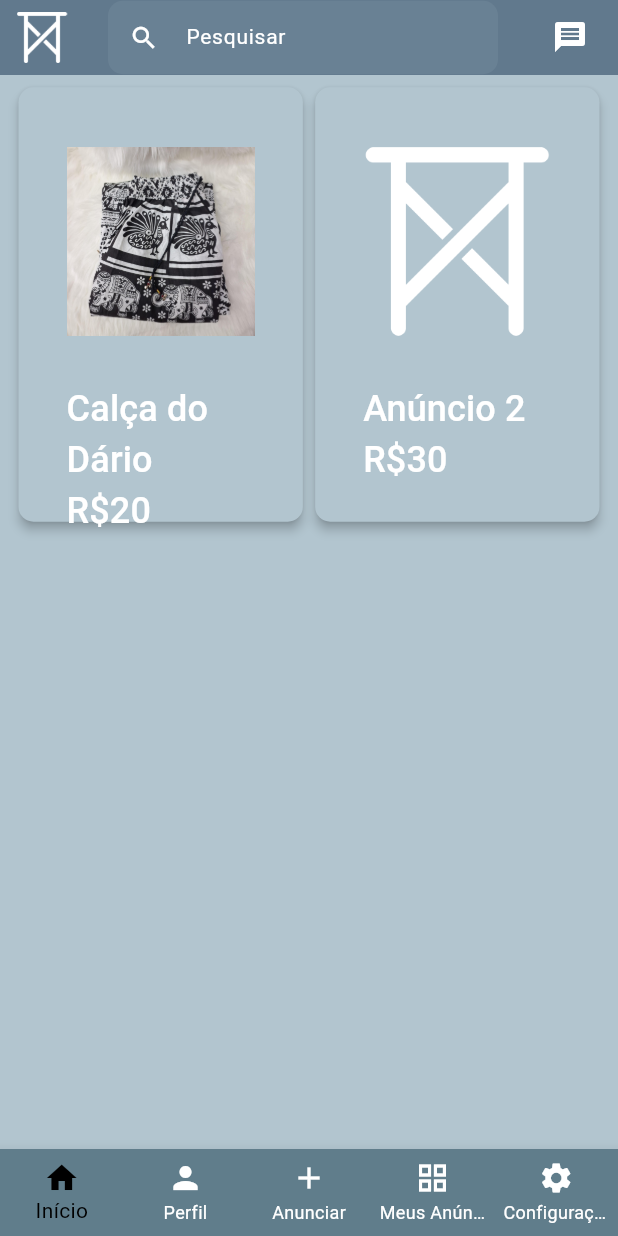
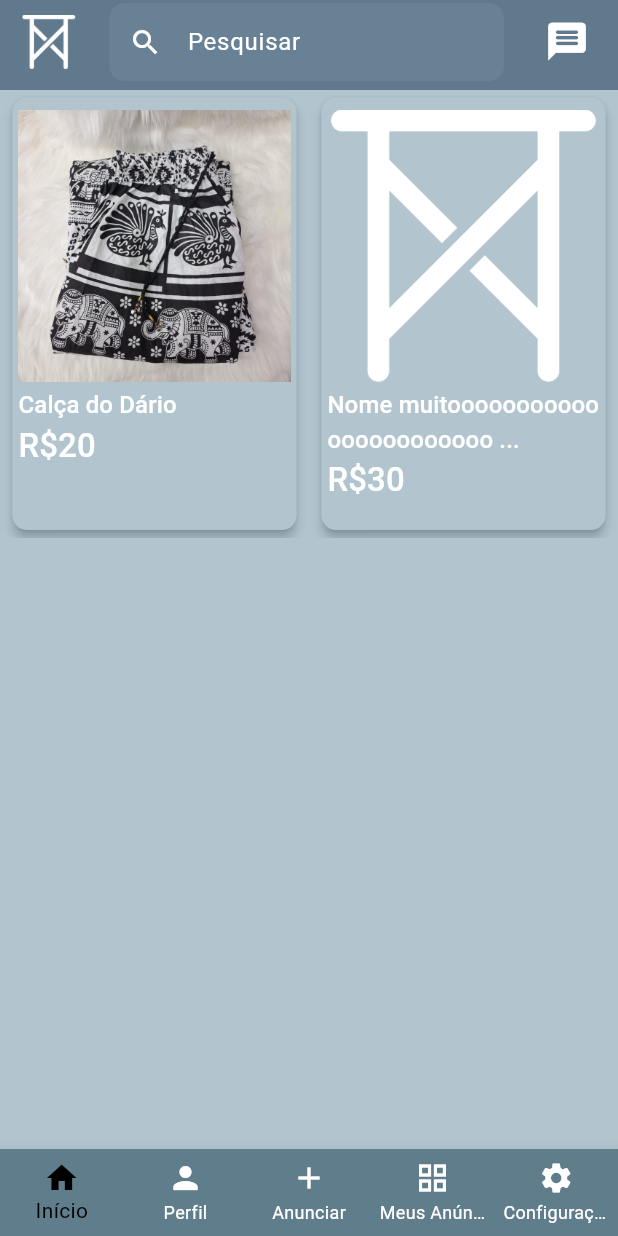
Before and after one commit to Trthomaz/sistema_de_anuncios, a Flutter app: the screen it shows after launch, after a tap on "Entrar", on a phone screen of 412 x 824 dp. Run offline on Flutter 3.47's test engine with Material 3 defaults, Android fonts, the phone set to English and light mode, and no system bars.

Commit message:
Ajustes pro celular

```diff
--- a/Front/lib/main.dart
+++ b/Front/lib/main.dart
@@ -1,5 +1,4 @@
 import 'package:flutter/material.dart';
-import 'package:sistema_de_anuncios/pages/navigation/navigation.dart';
 import 'package:sistema_de_anuncios/pages/login.dart';
 
 void main() {
@@ -7,10 +6,12 @@ void main() {
       title: "Andaime",
       debugShowCheckedModeBanner: false,
       theme: ThemeData(
-          primaryColorDark: Colors.black,
-          primaryColorLight: Colors.white,
-          scaffoldBackgroundColor: const Color.fromARGB(255, 178, 197, 207),
-          cardColor: const Color.fromARGB(255, 178, 197, 207),
-          highlightColor: Colors.blueGrey),
+        primaryColorDark: Colors.black,
+        primaryColorLight: Colors.white,
+        scaffoldBackgroundColor: const Color.fromARGB(255, 178, 197, 207),
+        cardColor: const Color.fromARGB(255, 178, 197, 207),
+        primaryColor: Colors.blueGrey,
+        highlightColor: const Color.fromARGB(255, 108, 126, 136),
+      ),
       home: Login()));
 }
--- a/Front/lib/pages/login.dart
+++ b/Front/lib/pages/login.dart
@@ -12,10 +12,14 @@ class Login extends StatefulWidget {
 class _LoginState extends State<Login> {
   @override
   Widget build(BuildContext context) {
-    return Scaffold(
-      body: Padding(
+    return Scaffold(body: LayoutBuilder(builder: (context, constraints) {
+      // Largura do card baseados nas dimensões da tela
+      double buttonWidth = constraints.maxWidth * 0.9;
+      double buttonHeigh = 200;
+
+      return Padding(
         padding:
-            const EdgeInsets.only(top: 150.0, left: 45, right: 45, bottom: 20),
+            const EdgeInsets.only(top: 150.0, left: 30, right: 30, bottom: 20),
         child: Center(
           child: Column(
             children: [
@@ -34,34 +38,33 @@ class _LoginState extends State<Login> {
                 ),
               ), */
               Padding(
+                // Email
                 padding: const EdgeInsets.only(top: 150.0, bottom: 8.0),
                 child: Container(
                   child: SizedBox(
-                    width: 700,
+                    width: buttonWidth,
                     child: TextField(
-                      autofocus: true,
+                      autofocus: false,
                       autocorrect: false,
+                      cursorColor: Theme.of(context).primaryColorLight,
                       style: TextStyle(
                         color: Theme.of(context).primaryColorLight,
-                        fontSize: 25,
+                        fontSize: 16,
                       ),
                       decoration: InputDecoration(
                         border: OutlineInputBorder(
+                          borderSide: BorderSide.none,
                           borderRadius: BorderRadius.circular(10),
                         ),
                         filled: true,
-                        fillColor: Theme.of(context).cardColor.withOpacity(0.1),
+                        fillColor:
+                            Theme.of(context).primaryColor.withOpacity(0.2),
                         contentPadding:
                             EdgeInsets.symmetric(vertical: 14, horizontal: 14),
                         hintText: "Email",
                         hintStyle: TextStyle(
                           color: Theme.of(context).primaryColorLight,
-                          fontSize: 25,
-                        ),
-                        icon: Icon(
-                          Icons.email,
-                          size: 20,
-                          color: Theme.of(context).primaryColorLight,
+                          fontSize: 16,
                         ),
                       ),
                     ),
@@ -69,35 +72,34 @@ class _LoginState extends State<Login> {
                 ),
               ),
               Padding(
+                // Senha
                 padding: const EdgeInsets.only(top: 8.0, bottom: 36.0),
                 child: Container(
                   child: SizedBox(
-                    width: 700,
+                    width: buttonWidth,
                     child: TextField(
-                      autofocus: true,
+                      autofocus: false,
                       autocorrect: false,
                       obscureText: true,
+                      cursorColor: Theme.of(context).primaryColorLight,
                       style: TextStyle(
-                        color: const Color.fromARGB(255, 128, 141, 148),
-                        fontSize: 25,
+                        color: Theme.of(context).primaryColorLight,
+                        fontSize: 16,
                       ),
                       decoration: InputDecoration(
                         border: OutlineInputBorder(
+                          borderSide: BorderSide.none,
                           borderRadius: BorderRadius.circular(10),
                         ),
                         filled: true,
-                        fillColor: Theme.of(context).cardColor.withOpacity(0.1),
+                        fillColor:
+                            Theme.of(context).primaryColor.withOpacity(0.2),
                         contentPadding:
                             EdgeInsets.symmetric(vertical: 14, horizontal: 14),
                         hintText: "Senha",
                         hintStyle: TextStyle(
                           color: Theme.of(context).primaryColorLight,
-                          fontSize: 25,
-                        ),
-                        icon: Icon(
-                          Icons.key,
-                          size: 20,
-                          color: Theme.of(context).primaryColorLight,
+                          fontSize: 16,
                         ),
                       ),
                     ),
@@ -105,22 +107,29 @@ class _LoginState extends State<Login> {
                 ),
               ),
               Padding(
+                // Botão
                 padding: const EdgeInsets.all(20.0),
                 child: SizedBox(
                   width: 200,
                   height: 60,
                   child: ElevatedButton(
                     onPressed: () {
+                      // TODO: Implementar a autenticação
                       Navigator.push(
                         context,
                         MaterialPageRoute(
                             builder: (context) => const Navigation()),
                       );
                     },
-                    style: ButtonStyle(),
+                    style: ButtonStyle(
+                      backgroundColor: MaterialStateProperty.all<Color>(
+                          Theme.of(context).primaryColor.withOpacity(1)),
+                    ),
                     child: Text(
                       "Entrar",
-                      style: TextStyle(fontSize: 20),
+                      style: TextStyle(
+                          fontSize: 20,
+                          color: Theme.of(context).primaryColorLight),
                     ),
                   ),
                 ),
@@ -135,9 +144,9 @@ class _LoginState extends State<Login> {
                       children: <Widget>[
                         Text(
                           "Em caso de dúvidas, entre em contato com o email:",
-                          style: TextStyle(fontSize: 15),
+                          style: TextStyle(fontSize: 12),
                         ),
-                        Text("sti@ic.uff.br", style: TextStyle(fontSize: 15)),
+                        Text("sti@ic.uff.br", style: TextStyle(fontSize: 12)),
                       ],
                     ), //Your widget here,
                   ),
@@ -146,7 +155,7 @@ class _LoginState extends State<Login> {
             ],
           ),
         ),
-      ),
-    );
+      );
+    }));
   }
 }
--- a/Front/lib/pages/navigation/home.dart
+++ b/Front/lib/pages/navigation/home.dart
@@ -21,33 +21,61 @@ class _HomeState extends State<Home> {
       "preço": 20,
       "imagem": 'assets/images/calca.jpeg'
     },
-    {"titulo": "Anúncio 2", "preço": 30, "imagem": 'assets/images/andaime.png'},
+    {
+      "titulo": "Nome muitooooooooooo oooooooooooo grandeeeeeeeeeee eeeeeee",
+      "preço": 30,
+      "imagem": 'assets/images/andaime.png'
+    },
+    {
+      "titulo": "Calça do Dário 2",
+      "preço": 20,
+      "imagem": 'assets/images/calca.jpeg'
+    },
+    {"titulo": "Anúncio 3", "preço": 30, "imagem": 'assets/images/andaime.png'},
   ];
+
+  String limitarTexto(String text) {
+    int maxLenght = 34;
+    if (text.length > maxLenght) {
+      return text.substring(0, maxLenght) + '...';
+    }
+    return text;
+  }
 
   @override
   Widget build(BuildContext context) {
+    double screenWidth = MediaQuery.of(context).size.width; // Largura da tela
+    double screenHeight = MediaQuery.of(context).size.height; // Altura da tela
+    // Largura do card baseados nas dimensões da tela
+    double cardWidth = screenWidth * 0.46;
+    double cardHeight = screenHeight * 0.35;
+    double cardSpacing = screenWidth * 0.02;
+    double imageSize = cardWidth;
     return Scaffold(
       appBar: PreferredSize(
         // Tamanho do AppBar
-        preferredSize: Size.fromHeight(50.0),
+        preferredSize: Size.fromHeight(60.0),
         child: AppBar(
-          backgroundColor: Theme.of(context).highlightColor,
+          backgroundColor: Theme.of(context).primaryColor,
           elevation: 3,
           leading: Padding(
             // Leading é o ícone à esquerda do AppBar
-            padding: const EdgeInsets.all(8.0),
+            padding:
+                const EdgeInsets.only(left: 10, top: 10, bottom: 10, right: 1),
             child: Image.asset(
               // Imagem do ícone do app
               'assets/images/andaime.png',
               fit: BoxFit.contain,
-              width: 20,
-              height: 20,
+              width: 0.5,
+              height: 0.5,
             ),
           ),
-          title: Container(
+          title: Padding(
+            padding: const EdgeInsets.all(1),
             child: TextField(
               onTap: () {
                 setState(() {
+                  // TODO: Mudar animação de transição
                   Navigator.push(
                     context,
                     MaterialPageRoute(builder: (context) => Pesquisa()),
@@ -58,7 +86,7 @@ class _HomeState extends State<Home> {
               autocorrect: false,
               style: TextStyle(
                 color: Theme.of(context).primaryColorLight,
-                fontSize: 14,
+                fontSize: 16,
               ),
               decoration: InputDecoration(
                 border: OutlineInputBorder(
@@ -69,14 +97,14 @@ class _HomeState extends State<Home> {
                 fillColor: Theme.of(context).cardColor.withOpacity(0.1),
                 prefixIcon: Icon(
                   Icons.search,
-                  size: 20,
+                  size: 22,
                   color: Theme.of(context).primaryColorLight,
                 ),
                 contentPadding: EdgeInsets.symmetric(vertical: 14),
                 hintText: "Pesquisar",
                 hintStyle: TextStyle(
                   color: Theme.of(context).primaryColorLight,
-                  fontSize: 14,
+                  fontSize: 16,
                 ),
               ),
             ),
@@ -84,12 +112,14 @@ class _HomeState extends State<Home> {
           actions: [
             // Actions é o ícone à direita do AppBar
             Padding(
-              padding: const EdgeInsets.all(8.0),
+              padding: const EdgeInsets.only(
+                  left: 1, top: 10, bottom: 10, right: 10),
               child: IconButton(
                 padding: EdgeInsets.only(bottom: 1),
                 icon: Icon(
-                  Icons.message,
+                  Icons.message_rounded,
                   color: Theme.of(context).primaryColorLight,
+                  size: 30,
                 ),
                 onPressed: () {
                   // TODO: Implementar pra abrir a tela de mensagens
@@ -101,34 +131,23 @@ class _HomeState extends State<Home> {
         ),
       ),
       body: Center(
-        child: LayoutBuilder(builder: (context, constraints) {
-          // Largura do card baseados nas dimensões da tela
-          double cardWidth = constraints.maxWidth * 0.46;
-          double cardHeight = cardWidth + 100;
-          double cardSpacing = constraints.maxWidth * 0.02;
-          double imageSize = cardWidth;
-
-          return ListView.builder(
-              itemCount: (anuncios.length / 2).ceil(),
+        child: Column(
+          children: [
+            LayoutBuilder(builder: (context, constraints) {
+              return SizedBox(
+                height: cardHeight + 10,
+                child: ListView.builder(
+                    scrollDirection: Axis.horizontal,
+                    itemCount: anuncios.length,
                     itemBuilder: (context, index) {
-                int id = index * 2;
-
-                int getId() {
-                  if (id > anuncios.length - 2) {
-                    id = -1;
-                  }
-                  return id;
-                }
-
-                return Column(children: [
+                      return Row(
+                        children: [
                           SizedBox(
-                    height: cardSpacing,
+                            width: cardSpacing,
                           ),
-                  Row(
-                    mainAxisAlignment: MainAxisAlignment.center,
-                    children: [
                           ElevatedButton(
                             style: ElevatedButton.styleFrom(
+                              padding: EdgeInsets.all(4),
                               backgroundColor: Theme.of(context).cardColor,
                               elevation: 3,
                               fixedSize: Size(cardWidth, cardHeight),
@@ -138,80 +157,44 @@ class _HomeState extends State<Home> {
                             ),
                             onPressed: () {
                               // TODO: Implementar abrir anuncio
-                          print("Botão 1 clicado");
+                              print(cardHeight);
                             },
-                        child: Padding(
-                          padding: const EdgeInsets.all(8.0),
                             child: Column(
                               crossAxisAlignment: CrossAxisAlignment.start,
                               children: [
                                 Image.asset(
-                                anuncios[id]["imagem"],
+                                  anuncios[index]["imagem"],
                                   fit: BoxFit.contain,
                                   height: imageSize,
                                   width: imageSize,
                                 ),
                                 Text(
-                                anuncios[id]["titulo"] +
-                                    "\n" +
-                                    "R\$" +
-                                    anuncios[id]["preço"].toString(),
+                                  limitarTexto(anuncios[index]["titulo"]),
                                   style: TextStyle(
                                     color: Theme.of(context).primaryColorLight,
-                                  fontSize: 24,
+                                    fontSize: 16,
+                                  ),
+                                ),
+                                Text(
+                                  "R\$" + anuncios[index]["preço"].toString(),
+                                  style: TextStyle(
+                                    color: Theme.of(context).primaryColorLight,
+                                    fontSize: 22,
                                   ),
                                 ),
                               ],
                             ),
                           ),
-                      ), // Espaço entre os botões
-                      SizedBox(width: cardSpacing),
-                      ElevatedButton(
-                        style: ElevatedButton.styleFrom(
-                          backgroundColor: Theme.of(context).cardColor,
-                          elevation: 3,
-                          fixedSize: Size(cardWidth, cardHeight),
-                          shape: RoundedRectangleBorder(
-                            borderRadius: BorderRadius.circular(10),
-                          ),
-                        ),
-                        onPressed: () {
-                          // TODO: Implementar abrir anuncio
-                          print("Botão 2 clicado");
-                        },
-                        child: Padding(
-                          padding: const EdgeInsets.all(8.0),
-                          child: Column(
-                            crossAxisAlignment: CrossAxisAlignment.start,
-                            children: [
-                              Image.asset(
-                                anuncios[getId() + 1]["imagem"],
-                                fit: BoxFit.contain,
-                                height: imageSize,
-                                width: imageSize,
-                              ),
-                              Text(
-                                anuncios[getId() + 1]["titulo"] +
-                                    "\n" +
-                                    "R\$" +
-                                    anuncios[getId() + 1]["preço"].toString(),
-                                style: TextStyle(
-                                  color: Theme.of(context).primaryColorLight,
-                                  fontSize: 24,
-                                ),
+                          SizedBox(
+                            width: cardSpacing,
                           ),
                         ],
-                          ),
-                        ),
-                      ),
+                      );
+                    }),
+              );
+            }),
           ],
         ),
-                  SizedBox(
-                    height: cardSpacing,
-                  )
-                ]);
-              });
-        }),
       ),
     );
   }
--- a/Front/lib/pages/navigation/navigation.dart
+++ b/Front/lib/pages/navigation/navigation.dart
@@ -38,7 +38,7 @@ class _NavigationState extends State<Navigation> {
           });
         },
         type: BottomNavigationBarType.fixed,
-        backgroundColor: Theme.of(context).highlightColor,
+        backgroundColor: Theme.of(context).primaryColor,
         selectedItemColor: Theme.of(context).primaryColorDark,
         unselectedItemColor: Theme.of(context).primaryColorLight,
         selectedIconTheme:
--- a/Front/lib/pages/pesquisa.dart
+++ b/Front/lib/pages/pesquisa.dart
@@ -13,29 +13,30 @@ class _PesquisaState extends State<Pesquisa> {
     return Scaffold(
         appBar: PreferredSize(
           // Tamanho do AppBar
-          preferredSize: Size.fromHeight(50.0),
+          preferredSize: Size.fromHeight(60.0),
           child: AppBar(
-            backgroundColor: Theme.of(context).highlightColor,
+            backgroundColor: Theme.of(context).primaryColor,
             elevation: 3,
             leading: Padding(
-                padding: const EdgeInsets.all(8.0),
-                child: IconButton(
-                  padding: EdgeInsets.only(bottom: 1),
-                  icon: Icon(Icons.arrow_back,
-                      color: Theme.of(context).primaryColorLight),
-                  onPressed: () {
-                    setState(() {
-                      Navigator.pop(context);
-                    });
-                  },
-                )),
-            title: Container(
+              // Leading é o ícone à esquerda do AppBar
+              padding: const EdgeInsets.only(
+                  left: 10, top: 10, bottom: 10, right: 1),
+              child: Image.asset(
+                // Imagem do ícone do app
+                'assets/images/andaime.png',
+                fit: BoxFit.contain,
+                width: 0.5,
+                height: 0.5,
+              ),
+            ),
+            title: Padding(
+              padding: const EdgeInsets.all(1),
               child: TextField(
                 autofocus: true,
                 autocorrect: false,
                 style: TextStyle(
                   color: Theme.of(context).primaryColorLight,
-                  fontSize: 14,
+                  fontSize: 16,
                 ),
                 decoration: InputDecoration(
                   border: OutlineInputBorder(
@@ -46,14 +47,14 @@ class _PesquisaState extends State<Pesquisa> {
                   fillColor: Theme.of(context).cardColor.withOpacity(0.1),
                   prefixIcon: Icon(
                     Icons.search,
-                    size: 20,
+                    size: 22,
                     color: Theme.of(context).primaryColorLight,
                   ),
                   contentPadding: EdgeInsets.symmetric(vertical: 14),
                   hintText: "Pesquisar",
                   hintStyle: TextStyle(
                     color: Theme.of(context).primaryColorLight,
-                    fontSize: 14,
+                    fontSize: 16,
                   ),
                 ),
               ),
```
Lines whose indentation alone changed are shown as unchanged.
